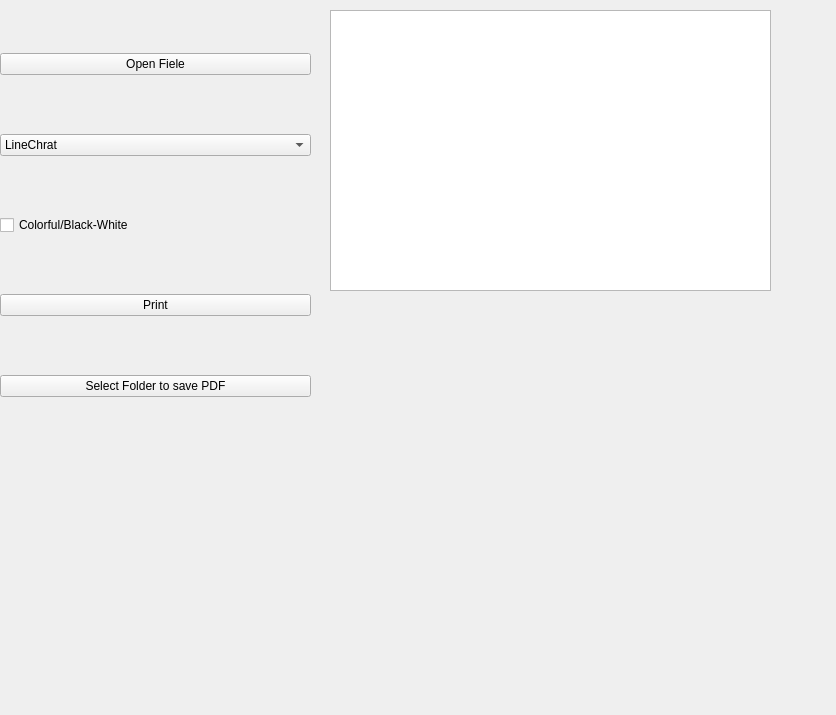
Qt form widget.ui (Amatikay/Lab_23_3) before a commit.
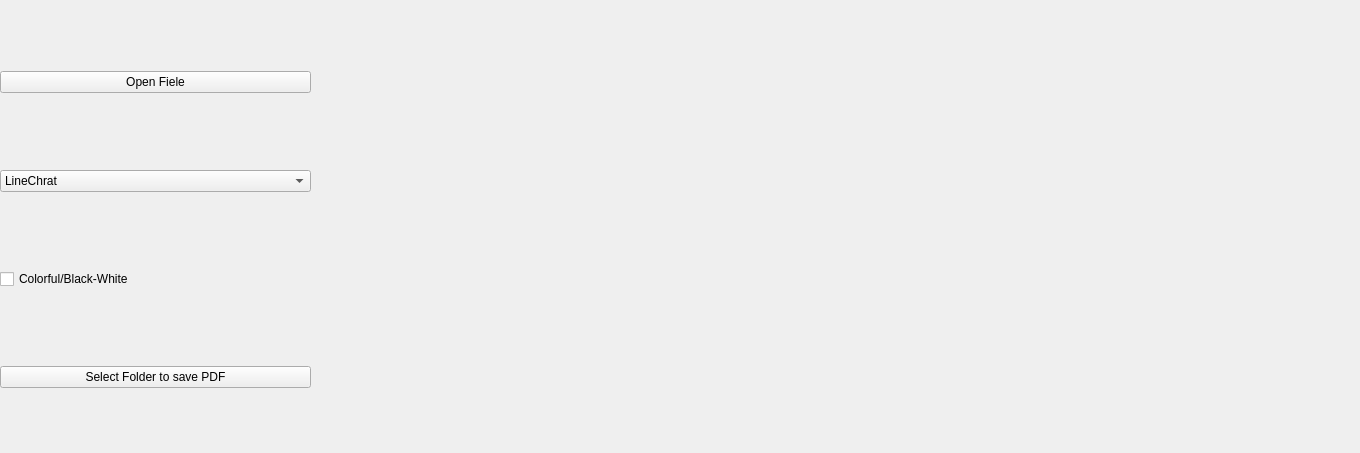
The same form after that commit.

The edit to the form file:
```diff
--- a/widget.ui
+++ b/widget.ui
@@ -6,8 +6,8 @@
    <rect>
     <x>0</x>
     <y>0</y>
-    <width>836</width>
-    <height>715</height>
+    <width>1360</width>
+    <height>453</height>
    </rect>
   </property>
   <property name="windowTitle">
@@ -19,7 +19,7 @@
      <x>0</x>
      <y>0</y>
      <width>311</width>
-     <height>451</height>
+     <height>461</height>
     </rect>
    </property>
    <layout class="QVBoxLayout" name="verticalLayout">
@@ -60,13 +60,6 @@
       </property>
      </widget>
     </item>
-    <item>
-     <widget class="QPushButton" name="Print_pushButton">
-      <property name="text">
-       <string>Print</string>
-      </property>
-     </widget>
-    </item>
     <item>
      <widget class="QPushButton" name="SelectFolderToSavePdf_pushButton">
       <property name="text">
@@ -76,15 +69,16 @@
     </item>
    </layout>
   </widget>
-  <widget class="QGraphicsView" name="graphicsView">
+  <widget class="QWidget" name="verticalLayoutWidget">
    <property name="geometry">
     <rect>
-     <x>330</x>
-     <y>10</y>
-     <width>441</width>
-     <height>281</height>
+     <x>310</x>
+     <y>0</y>
+     <width>1051</width>
+     <height>461</height>
     </rect>
    </property>
+   <layout class="QVBoxLayout" name="verticalLayout_2"/>
   </widget>
  </widget>
  <resources/>
```
